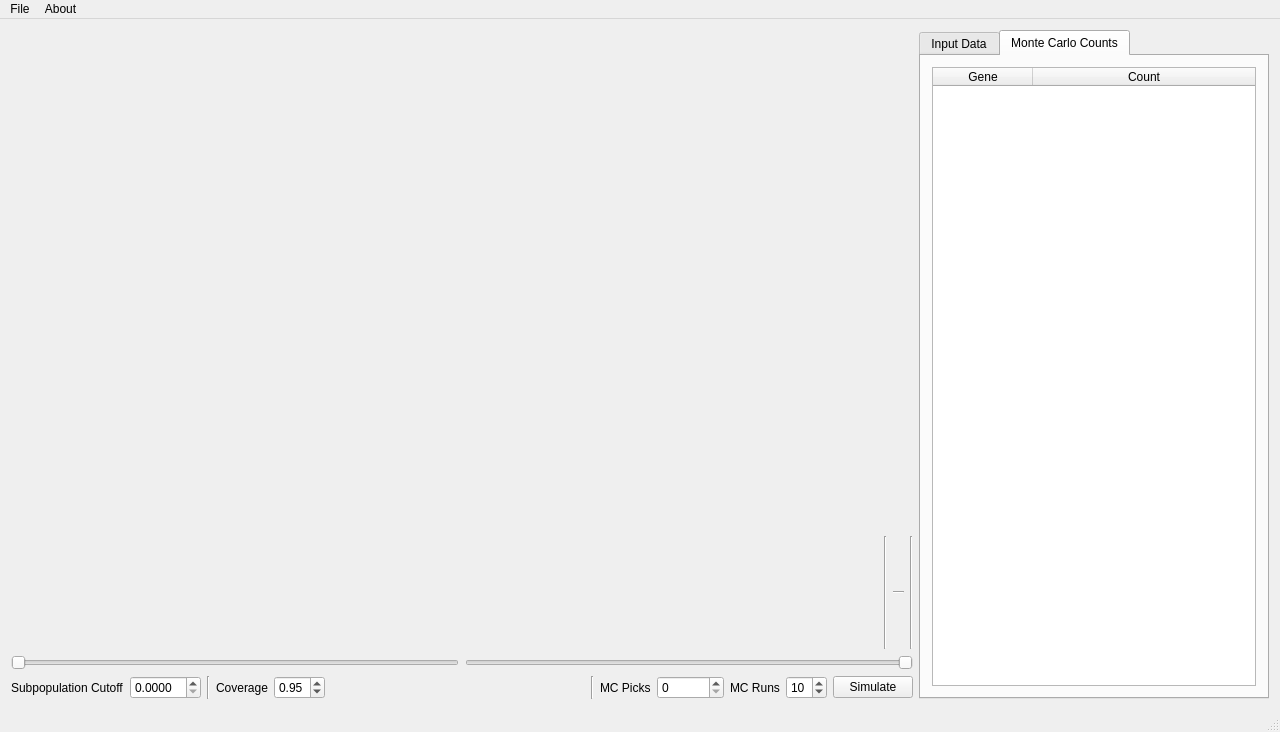
Above: mainwindow.ui from emptyewer/MALTA before the change. Below: the same form after it.
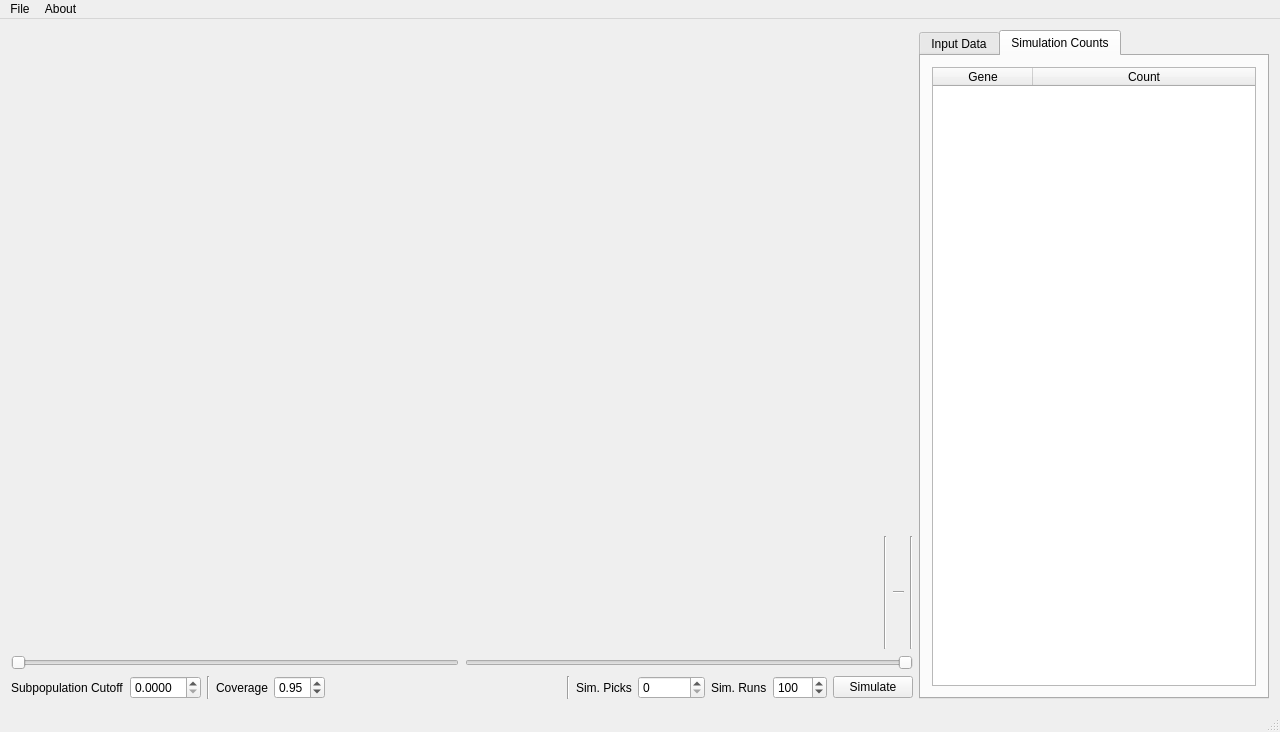
That is the form after the change. The open tabs and pages were chosen to show the change. Custom widgets are drawn as their Qt base class.

Commit message: linear search for simulation

What changed in the file:
```diff
--- a/mainwindow.ui
+++ b/mainwindow.ui
@@ -286,7 +286,7 @@
         <item>
          <widget class="QLabel" name="label_3">
           <property name="text">
-           <string>MC Picks</string>
+           <string>Sim. Picks</string>
           </property>
          </widget>
         </item>
@@ -300,7 +300,7 @@
         <item>
          <widget class="QLabel" name="label_4">
           <property name="text">
-           <string>MC Runs</string>
+           <string>Sim. Runs</string>
           </property>
          </widget>
         </item>
@@ -309,8 +309,11 @@
           <property name="minimum">
            <number>1</number>
           </property>
+          <property name="maximum">
+           <number>1000</number>
+          </property>
           <property name="value">
-           <number>10</number>
+           <number>100</number>
           </property>
          </widget>
         </item>
@@ -377,7 +380,7 @@
       </widget>
       <widget class="QWidget" name="tab_2">
        <attribute name="title">
-        <string>Monte Carlo Counts</string>
+        <string>Simulation Counts</string>
        </attribute>
        <layout class="QVBoxLayout" name="verticalLayout_2">
         <item>
```
Left out of the diff: 2 changed lines with no effect on the pictures. The commit also changes 5 other files.
